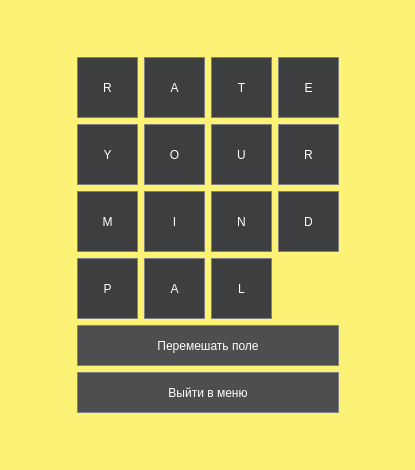
Above: RateYourMindPalWindow.ui from crookiech/programming_tech_lab05_4_sem before the change. Below: the same form after it.
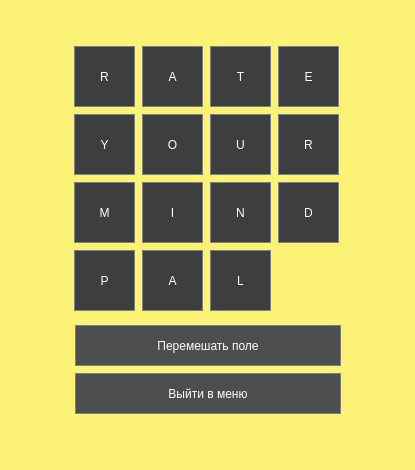
That is the form after the change.

What changed in the file:
```diff
--- a/RateYourMindPalWindow.ui
+++ b/RateYourMindPalWindow.ui
@@ -10,30 +10,47 @@
     <height>470</height>
    </rect>
   </property>
+  <property name="minimumSize">
+   <size>
+    <width>415</width>
+    <height>470</height>
+   </size>
+  </property>
+  <property name="maximumSize">
+   <size>
+    <width>415</width>
+    <height>470</height>
+   </size>
+  </property>
   <property name="windowTitle">
    <string>RateYourMindPalWindow</string>
   </property>
   <property name="styleSheet">
    <string notr="true">background-color: #fcf276;</string>
   </property>
-  <layout class="QGridLayout" name="gridLayout_4">
-   <item row="0" column="1">
-    <spacer name="verticalSpacer">
-     <property name="orientation">
-      <enum>Qt::Orientation::Vertical</enum>
-     </property>
-     <property name="sizeHint" stdset="0">
-      <size>
-       <width>20</width>
-       <height>30</height>
-      </size>
-     </property>
-    </spacer>
-   </item>
-   <item row="1" column="0">
-    <spacer name="horizontalSpacer">
-     <property name="styleSheet">
-      <string>QPushButton {
+  <widget class="QPushButton" name="pushButton_2">
+   <property name="geometry">
+    <rect>
+     <x>142</x>
+     <y>46</y>
+     <width>61</width>
+     <height>61</height>
+    </rect>
+   </property>
+   <property name="minimumSize">
+    <size>
+     <width>61</width>
+     <height>61</height>
+    </size>
+   </property>
+   <property name="maximumSize">
+    <size>
+     <width>70</width>
+     <height>61</height>
+    </size>
+   </property>
+   <property name="styleSheet">
+    <string notr="true">QPushButton {
 	font: 700 12pt &quot;Segoe UI&quot;;
 	font: 700 12pt &quot;Segoe UI&quot;;
   background-color: #3d3e3f; 
@@ -43,90 +60,71 @@
 QPushButton:pressed {
     background-color: #282829;
 }</string>
-     </property>
-     <property name="orientation">
-      <enum>Qt::Orientation::Horizontal</enum>
-     </property>
-     <property name="sizeHint" stdset="0">
-      <size>
-       <width>52</width>
-       <height>20</height>
-      </size>
-     </property>
-    </spacer>
-   </item>
-   <item row="1" column="1">
-    <layout class="QGridLayout" name="gridLayout_3">
-     <item row="1" column="0">
-      <layout class="QGridLayout" name="gridLayout_2">
-       <item row="0" column="0">
-        <widget class="QPushButton" name="pushButton_shuffle">
-         <property name="minimumSize">
-          <size>
-           <width>241</width>
-           <height>41</height>
-          </size>
-         </property>
-         <property name="styleSheet">
-          <string notr="true">QPushButton {
-	font: 700 10pt &quot;Segoe UI&quot;;
-  background-color: #4d4e4f; 
+   </property>
+   <property name="text">
+    <string>A</string>
+   </property>
+  </widget>
+  <widget class="QPushButton" name="pushButton_8">
+   <property name="geometry">
+    <rect>
+     <x>278</x>
+     <y>114</y>
+     <width>61</width>
+     <height>61</height>
+    </rect>
+   </property>
+   <property name="minimumSize">
+    <size>
+     <width>61</width>
+     <height>61</height>
+    </size>
+   </property>
+   <property name="maximumSize">
+    <size>
+     <width>70</width>
+     <height>61</height>
+    </size>
+   </property>
+   <property name="styleSheet">
+    <string notr="true">QPushButton {
+	font: 700 12pt &quot;Segoe UI&quot;;
+	font: 700 12pt &quot;Segoe UI&quot;;
+  background-color: #3d3e3f; 
   border: 1px solid gray;
   color: white;
 }
 QPushButton:pressed {
     background-color: #282829;
 }</string>
-         </property>
-         <property name="text">
-          <string>Перемешать поле</string>
-         </property>
-        </widget>
-       </item>
-       <item row="1" column="0">
-        <widget class="QPushButton" name="pushButton_exit">
-         <property name="minimumSize">
-          <size>
-           <width>239</width>
-           <height>41</height>
-          </size>
-         </property>
-         <property name="styleSheet">
-          <string notr="true">QPushButton {
-	font: 700 10pt &quot;Segoe UI&quot;;
-  background-color: #4d4e4f; 
-  border: 1px solid gray;
-  color: white;
-}
-QPushButton:pressed {
-    background-color: #282829;
-}</string>
-         </property>
-         <property name="text">
-          <string>Выйти в меню</string>
-         </property>
-        </widget>
-       </item>
-      </layout>
-     </item>
-     <item row="0" column="0">
-      <layout class="QGridLayout" name="gridLayout">
-       <item row="0" column="0">
-        <widget class="QPushButton" name="pushButton_1">
-         <property name="minimumSize">
-          <size>
-           <width>61</width>
-           <height>61</height>
-          </size>
-         </property>
-         <property name="maximumSize">
-          <size>
-           <width>70</width>
-           <height>61</height>
-          </size>
-         </property>
-         <property name="styleSheet">
-          <string notr="true">QPushButton {
+   </property>
+   <property name="text">
+    <string>R</string>
+   </property>
+  </widget>
+  <widget class="QPushButton" name="pushButton_1">
+   <property name="geometry">
+    <rect>
+     <x>74</x>
+     <y>46</y>
+     <width>61</width>
+     <height>61</height>
+    </rect>
+   </property>
+   <property name="minimumSize">
+    <size>
+     <width>61</width>
+     <height>61</height>
+    </size>
+   </property>
+   <property name="maximumSize">
+    <size>
+     <width>70</width>
+     <height>61</height>
+    </size>
+   </property>
+   <property name="styleSheet">
+    <string notr="true">QPushButton {
 	font: 700 12pt &quot;Segoe UI&quot;;
 	font: 700 12pt &quot;Segoe UI&quot;;
   background-color: #3d3e3f; 
@@ -136,28 +134,34 @@
 QPushButton:pressed {
     background-color: #282829;
 }</string>
-         </property>
-         <property name="text">
-          <string>R</string>
-         </property>
-        </widget>
-       </item>
-       <item row="0" column="1">
-        <widget class="QPushButton" name="pushButton_2">
-         <property name="minimumSize">
-          <size>
-           <width>61</width>
-           <height>61</height>
-          </size>
-         </property>
-         <property name="maximumSize">
-          <size>
-           <width>70</width>
-           <height>61</height>
-          </size>
-         </property>
-         <property name="styleSheet">
-          <string notr="true">QPushButton {
+   </property>
+   <property name="text">
+    <string>R</string>
+   </property>
+  </widget>
+  <widget class="QPushButton" name="pushButton_9">
+   <property name="geometry">
+    <rect>
+     <x>74</x>
+     <y>182</y>
+     <width>61</width>
+     <height>61</height>
+    </rect>
+   </property>
+   <property name="minimumSize">
+    <size>
+     <width>61</width>
+     <height>61</height>
+    </size>
+   </property>
+   <property name="maximumSize">
+    <size>
+     <width>70</width>
+     <height>61</height>
+    </size>
+   </property>
+   <property name="styleSheet">
+    <string notr="true">QPushButton {
 	font: 700 12pt &quot;Segoe UI&quot;;
 	font: 700 12pt &quot;Segoe UI&quot;;
   background-color: #3d3e3f; 
@@ -167,28 +171,34 @@
 QPushButton:pressed {
     background-color: #282829;
 }</string>
-         </property>
-         <property name="text">
-          <string>A</string>
-         </property>
-        </widget>
-       </item>
-       <item row="0" column="2">
-        <widget class="QPushButton" name="pushButton_3">
-         <property name="minimumSize">
-          <size>
-           <width>61</width>
-           <height>61</height>
-          </size>
-         </property>
-         <property name="maximumSize">
-          <size>
-           <width>70</width>
-           <height>61</height>
-          </size>
-         </property>
-         <property name="styleSheet">
-          <string notr="true">QPushButton {
+   </property>
+   <property name="text">
+    <string>M</string>
+   </property>
+  </widget>
+  <widget class="QPushButton" name="pushButton_5">
+   <property name="geometry">
+    <rect>
+     <x>74</x>
+     <y>114</y>
+     <width>61</width>
+     <height>61</height>
+    </rect>
+   </property>
+   <property name="minimumSize">
+    <size>
+     <width>61</width>
+     <height>61</height>
+    </size>
+   </property>
+   <property name="maximumSize">
+    <size>
+     <width>70</width>
+     <height>61</height>
+    </size>
+   </property>
+   <property name="styleSheet">
+    <string notr="true">QPushButton {
 	font: 700 12pt &quot;Segoe UI&quot;;
 	font: 700 12pt &quot;Segoe UI&quot;;
   background-color: #3d3e3f; 
@@ -198,28 +208,34 @@
 QPushButton:pressed {
     background-color: #282829;
 }</string>
-         </property>
-         <property name="text">
-          <string>T</string>
-         </property>
-        </widget>
-       </item>
-       <item row="0" column="3">
-        <widget class="QPushButton" name="pushButton_4">
-         <property name="minimumSize">
-          <size>
-           <width>61</width>
-           <height>61</height>
-          </size>
-         </property>
-         <property name="maximumSize">
-          <size>
-           <width>70</width>
-           <height>61</height>
-          </size>
-         </property>
-         <property name="styleSheet">
-          <string notr="true">QPushButton {
+   </property>
+   <property name="text">
+    <string>Y</string>
+   </property>
+  </widget>
+  <widget class="QPushButton" name="pushButton_14">
+   <property name="geometry">
+    <rect>
+     <x>142</x>
+     <y>250</y>
+     <width>61</width>
+     <height>61</height>
+    </rect>
+   </property>
+   <property name="minimumSize">
+    <size>
+     <width>61</width>
+     <height>61</height>
+    </size>
+   </property>
+   <property name="maximumSize">
+    <size>
+     <width>70</width>
+     <height>61</height>
+    </size>
+   </property>
+   <property name="styleSheet">
+    <string notr="true">QPushButton {
 	font: 700 12pt &quot;Segoe UI&quot;;
 	font: 700 12pt &quot;Segoe UI&quot;;
   background-color: #3d3e3f; 
@@ -229,28 +245,34 @@
 QPushButton:pressed {
     background-color: #282829;
 }</string>
-         </property>
-         <property name="text">
-          <string>E</string>
-         </property>
-        </widget>
-       </item>
-       <item row="1" column="0">
-        <widget class="QPushButton" name="pushButton_5">
-         <property name="minimumSize">
-          <size>
-           <width>61</width>
-           <height>61</height>
-          </size>
-         </property>
-         <property name="maximumSize">
-          <size>
-           <width>70</width>
-           <height>61</height>
-          </size>
-         </property>
-         <property name="styleSheet">
-          <string notr="true">QPushButton {
+   </property>
+   <property name="text">
+    <string>A</string>
+   </property>
+  </widget>
+  <widget class="QPushButton" name="pushButton_7">
+   <property name="geometry">
+    <rect>
+     <x>210</x>
+     <y>114</y>
+     <width>61</width>
+     <height>61</height>
+    </rect>
+   </property>
+   <property name="minimumSize">
+    <size>
+     <width>61</width>
+     <height>61</height>
+    </size>
+   </property>
+   <property name="maximumSize">
+    <size>
+     <width>70</width>
+     <height>61</height>
+    </size>
+   </property>
+   <property name="styleSheet">
+    <string notr="true">QPushButton {
 	font: 700 12pt &quot;Segoe UI&quot;;
 	font: 700 12pt &quot;Segoe UI&quot;;
   background-color: #3d3e3f; 
@@ -260,28 +282,34 @@
 QPushButton:pressed {
     background-color: #282829;
 }</string>
-         </property>
-         <property name="text">
-          <string>Y</string>
-         </property>
-        </widget>
-       </item>
-       <item row="1" column="1">
-        <widget class="QPushButton" name="pushButton_6">
-         <property name="minimumSize">
-          <size>
-           <width>61</width>
-           <height>61</height>
-          </size>
-         </property>
-         <property name="maximumSize">
-          <size>
-           <width>70</width>
-           <height>61</height>
-          </size>
-         </property>
-         <property name="styleSheet">
-          <string notr="true">QPushButton {
+   </property>
+   <property name="text">
+    <string>U</string>
+   </property>
+  </widget>
+  <widget class="QPushButton" name="pushButton_11">
+   <property name="geometry">
+    <rect>
+     <x>210</x>
+     <y>182</y>
+     <width>61</width>
+     <height>61</height>
+    </rect>
+   </property>
+   <property name="minimumSize">
+    <size>
+     <width>61</width>
+     <height>61</height>
+    </size>
+   </property>
+   <property name="maximumSize">
+    <size>
+     <width>70</width>
+     <height>61</height>
+    </size>
+   </property>
+   <property name="styleSheet">
+    <string notr="true">QPushButton {
 	font: 700 12pt &quot;Segoe UI&quot;;
 	font: 700 12pt &quot;Segoe UI&quot;;
   background-color: #3d3e3f; 
@@ -291,28 +319,34 @@
 QPushButton:pressed {
     background-color: #282829;
 }</string>
-         </property>
-         <property name="text">
-          <string>O</string>
-         </property>
-        </widget>
-       </item>
-       <item row="1" column="2">
-        <widget class="QPushButton" name="pushButton_7">
-         <property name="minimumSize">
-          <size>
-           <width>61</width>
-           <height>61</height>
-          </size>
-         </property>
-         <property name="maximumSize">
-          <size>
-           <width>70</width>
-           <height>61</height>
-          </size>
-         </property>
-         <property name="styleSheet">
-          <string notr="true">QPushButton {
+   </property>
+   <property name="text">
+    <string>N</string>
+   </property>
+  </widget>
+  <widget class="QPushButton" name="pushButton_15">
+   <property name="geometry">
+    <rect>
+     <x>210</x>
+     <y>250</y>
+     <width>61</width>
+     <height>61</height>
+    </rect>
+   </property>
+   <property name="minimumSize">
+    <size>
+     <width>61</width>
+     <height>61</height>
+    </size>
+   </property>
+   <property name="maximumSize">
+    <size>
+     <width>70</width>
+     <height>61</height>
+    </size>
+   </property>
+   <property name="styleSheet">
+    <string notr="true">QPushButton {
 	font: 700 12pt &quot;Segoe UI&quot;;
 	font: 700 12pt &quot;Segoe UI&quot;;
   background-color: #3d3e3f; 
@@ -322,28 +356,34 @@
 QPushButton:pressed {
     background-color: #282829;
 }</string>
-         </property>
-         <property name="text">
-          <string>U</string>
-         </property>
-        </widget>
-       </item>
-       <item row="1" column="3">
-        <widget class="QPushButton" name="pushButton_8">
-         <property name="minimumSize">
-          <size>
-           <width>61</width>
-           <height>61</height>
-          </size>
-         </property>
-         <property name="maximumSize">
-          <size>
-           <width>70</width>
-           <height>61</height>
-          </size>
-         </property>
-         <property name="styleSheet">
-          <string notr="true">QPushButton {
+   </property>
+   <property name="text">
+    <string>L</string>
+   </property>
+  </widget>
+  <widget class="QPushButton" name="pushButton_13">
+   <property name="geometry">
+    <rect>
+     <x>74</x>
+     <y>250</y>
+     <width>61</width>
+     <height>61</height>
+    </rect>
+   </property>
+   <property name="minimumSize">
+    <size>
+     <width>61</width>
+     <height>61</height>
+    </size>
+   </property>
+   <property name="maximumSize">
+    <size>
+     <width>70</width>
+     <height>61</height>
+    </size>
+   </property>
+   <property name="styleSheet">
+    <string notr="true">QPushButton {
 	font: 700 12pt &quot;Segoe UI&quot;;
 	font: 700 12pt &quot;Segoe UI&quot;;
   background-color: #3d3e3f; 
@@ -353,28 +393,34 @@
 QPushButton:pressed {
     background-color: #282829;
 }</string>
-         </property>
-         <property name="text">
-          <string>R</string>
-         </property>
-        </widget>
-       </item>
-       <item row="2" column="0">
-        <widget class="QPushButton" name="pushButton_9">
-         <property name="minimumSize">
-          <size>
-           <width>61</width>
-           <height>61</height>
-          </size>
-         </property>
-         <property name="maximumSize">
-          <size>
-           <width>70</width>
-           <height>61</height>
-          </size>
-         </property>
-         <property name="styleSheet">
-          <string notr="true">QPushButton {
+   </property>
+   <property name="text">
+    <string>P</string>
+   </property>
+  </widget>
+  <widget class="QPushButton" name="pushButton_10">
+   <property name="geometry">
+    <rect>
+     <x>142</x>
+     <y>182</y>
+     <width>61</width>
+     <height>61</height>
+    </rect>
+   </property>
+   <property name="minimumSize">
+    <size>
+     <width>61</width>
+     <height>61</height>
+    </size>
+   </property>
+   <property name="maximumSize">
+    <size>
+     <width>70</width>
+     <height>61</height>
+    </size>
+   </property>
+   <property name="styleSheet">
+    <string notr="true">QPushButton {
 	font: 700 12pt &quot;Segoe UI&quot;;
 	font: 700 12pt &quot;Segoe UI&quot;;
   background-color: #3d3e3f; 
@@ -384,28 +430,34 @@
 QPushButton:pressed {
     background-color: #282829;
 }</string>
-         </property>
-         <property name="text">
-          <string>M</string>
-         </property>
-        </widget>
-       </item>
-       <item row="2" column="1">
-        <widget class="QPushButton" name="pushButton_10">
-         <property name="minimumSize">
-          <size>
-           <width>61</width>
-           <height>61</height>
-          </size>
-         </property>
-         <property name="maximumSize">
-          <size>
-           <width>70</width>
-           <height>61</height>
-          </size>
-         </property>
-         <property name="styleSheet">
-          <string notr="true">QPushButton {
+   </property>
+   <property name="text">
+    <string>I</string>
+   </property>
+  </widget>
+  <widget class="QPushButton" name="pushButton_4">
+   <property name="geometry">
+    <rect>
+     <x>278</x>
+     <y>46</y>
+     <width>61</width>
+     <height>61</height>
+    </rect>
+   </property>
+   <property name="minimumSize">
+    <size>
+     <width>61</width>
+     <height>61</height>
+    </size>
+   </property>
+   <property name="maximumSize">
+    <size>
+     <width>70</width>
+     <height>61</height>
+    </size>
+   </property>
+   <property name="styleSheet">
+    <string notr="true">QPushButton {
 	font: 700 12pt &quot;Segoe UI&quot;;
 	font: 700 12pt &quot;Segoe UI&quot;;
   background-color: #3d3e3f; 
@@ -415,28 +467,34 @@
 QPushButton:pressed {
     background-color: #282829;
 }</string>
-         </property>
-         <property name="text">
-          <string>I</string>
-         </property>
-        </widget>
-       </item>
-       <item row="2" column="2">
-        <widget class="QPushButton" name="pushButton_11">
-         <property name="minimumSize">
-          <size>
-           <width>61</width>
-           <height>61</height>
-          </size>
-         </property>
-         <property name="maximumSize">
-          <size>
-           <width>70</width>
-           <height>61</height>
-          </size>
-         </property>
-         <property name="styleSheet">
-          <string notr="true">QPushButton {
+   </property>
+   <property name="text">
+    <string>E</string>
+   </property>
+  </widget>
+  <widget class="QPushButton" name="pushButton_12">
+   <property name="geometry">
+    <rect>
+     <x>278</x>
+     <y>182</y>
+     <width>61</width>
+     <height>61</height>
+    </rect>
+   </property>
+   <property name="minimumSize">
+    <size>
+     <width>61</width>
+     <height>61</height>
+    </size>
+   </property>
+   <property name="maximumSize">
+    <size>
+     <width>70</width>
+     <height>61</height>
+    </size>
+   </property>
+   <property name="styleSheet">
+    <string notr="true">QPushButton {
 	font: 700 12pt &quot;Segoe UI&quot;;
 	font: 700 12pt &quot;Segoe UI&quot;;
   background-color: #3d3e3f; 
@@ -446,28 +504,34 @@
 QPushButton:pressed {
     background-color: #282829;
 }</string>
-         </property>
-         <property name="text">
-          <string>N</string>
-         </property>
-        </widget>
-       </item>
-       <item row="2" column="3">
-        <widget class="QPushButton" name="pushButton_12">
-         <property name="minimumSize">
-          <size>
-           <width>61</width>
-           <height>61</height>
-          </size>
-         </property>
-         <property name="maximumSize">
-          <size>
-           <width>70</width>
-           <height>61</height>
-          </size>
-         </property>
-         <property name="styleSheet">
-          <string notr="true">QPushButton {
+   </property>
+   <property name="text">
+    <string>D</string>
+   </property>
+  </widget>
+  <widget class="QPushButton" name="pushButton_3">
+   <property name="geometry">
+    <rect>
+     <x>210</x>
+     <y>46</y>
+     <width>61</width>
+     <height>61</height>
+    </rect>
+   </property>
+   <property name="minimumSize">
+    <size>
+     <width>61</width>
+     <height>61</height>
+    </size>
+   </property>
+   <property name="maximumSize">
+    <size>
+     <width>70</width>
+     <height>61</height>
+    </size>
+   </property>
+   <property name="styleSheet">
+    <string notr="true">QPushButton {
 	font: 700 12pt &quot;Segoe UI&quot;;
 	font: 700 12pt &quot;Segoe UI&quot;;
   background-color: #3d3e3f; 
@@ -477,28 +541,34 @@
 QPushButton:pressed {
     background-color: #282829;
 }</string>
-         </property>
-         <property name="text">
-          <string>D</string>
-         </property>
-        </widget>
-       </item>
-       <item row="3" column="0">
-        <widget class="QPushButton" name="pushButton_13">
-         <property name="minimumSize">
-          <size>
-           <width>61</width>
-           <height>61</height>
-          </size>
-         </property>
-         <property name="maximumSize">
-          <size>
-           <width>70</width>
-           <height>61</height>
-          </size>
-         </property>
-         <property name="styleSheet">
-          <string notr="true">QPushButton {
+   </property>
+   <property name="text">
+    <string>T</string>
+   </property>
+  </widget>
+  <widget class="QPushButton" name="pushButton_6">
+   <property name="geometry">
+    <rect>
+     <x>142</x>
+     <y>114</y>
+     <width>61</width>
+     <height>61</height>
+    </rect>
+   </property>
+   <property name="minimumSize">
+    <size>
+     <width>61</width>
+     <height>61</height>
+    </size>
+   </property>
+   <property name="maximumSize">
+    <size>
+     <width>70</width>
+     <height>61</height>
+    </size>
+   </property>
+   <property name="styleSheet">
+    <string notr="true">QPushButton {
 	font: 700 12pt &quot;Segoe UI&quot;;
 	font: 700 12pt &quot;Segoe UI&quot;;
   background-color: #3d3e3f; 
@@ -508,105 +578,71 @@
 QPushButton:pressed {
     background-color: #282829;
 }</string>
-         </property>
-         <property name="text">
-          <string>P</string>
-         </property>
-        </widget>
-       </item>
-       <item row="3" column="1">
-        <widget class="QPushButton" name="pushButton_14">
-         <property name="minimumSize">
-          <size>
-           <width>61</width>
-           <height>61</height>
-          </size>
-         </property>
-         <property name="maximumSize">
-          <size>
-           <width>70</width>
-           <height>61</height>
-          </size>
-         </property>
-         <property name="styleSheet">
-          <string notr="true">QPushButton {
-	font: 700 12pt &quot;Segoe UI&quot;;
-	font: 700 12pt &quot;Segoe UI&quot;;
-  background-color: #3d3e3f; 
+   </property>
+   <property name="text">
+    <string>O</string>
+   </property>
+  </widget>
+  <widget class="QPushButton" name="pushButton_shuffle">
+   <property name="geometry">
+    <rect>
+     <x>75</x>
+     <y>325</y>
+     <width>266</width>
+     <height>41</height>
+    </rect>
+   </property>
+   <property name="minimumSize">
+    <size>
+     <width>241</width>
+     <height>41</height>
+    </size>
+   </property>
+   <property name="styleSheet">
+    <string notr="true">QPushButton {
+	font: 700 10pt &quot;Segoe UI&quot;;
+  background-color: #4d4e4f; 
   border: 1px solid gray;
   color: white;
 }
 QPushButton:pressed {
     background-color: #282829;
 }</string>
-         </property>
-         <property name="text">
-          <string>A</string>
-         </property>
-        </widget>
-       </item>
-       <item row="3" column="2">
-        <widget class="QPushButton" name="pushButton_15">
-         <property name="minimumSize">
-          <size>
-           <width>61</width>
-           <height>61</height>
-          </size>
-         </property>
-         <property name="maximumSize">
-          <size>
-           <width>70</width>
-           <height>61</height>
-          </size>
-         </property>
-         <property name="styleSheet">
-          <string notr="true">QPushButton {
-	font: 700 12pt &quot;Segoe UI&quot;;
-	font: 700 12pt &quot;Segoe UI&quot;;
-  background-color: #3d3e3f; 
+   </property>
+   <property name="text">
+    <string>Перемешать поле</string>
+   </property>
+  </widget>
+  <widget class="QPushButton" name="pushButton_exit">
+   <property name="geometry">
+    <rect>
+     <x>75</x>
+     <y>373</y>
+     <width>266</width>
+     <height>41</height>
+    </rect>
+   </property>
+   <property name="minimumSize">
+    <size>
+     <width>239</width>
+     <height>41</height>
+    </size>
+   </property>
+   <property name="styleSheet">
+    <string notr="true">QPushButton {
+	font: 700 10pt &quot;Segoe UI&quot;;
+  background-color: #4d4e4f; 
   border: 1px solid gray;
   color: white;
 }
 QPushButton:pressed {
     background-color: #282829;
 }</string>
-         </property>
-         <property name="text">
-          <string>L</string>
-         </property>
-        </widget>
-       </item>
-      </layout>
-     </item>
-    </layout>
-   </item>
-   <item row="1" column="2">
-    <spacer name="horizontalSpacer_2">
-     <property name="orientation">
-      <enum>Qt::Orientation::Horizontal</enum>
-     </property>
-     <property name="sizeHint" stdset="0">
-      <size>
-       <width>52</width>
-       <height>20</height>
-      </size>
-     </property>
-    </spacer>
-   </item>
-   <item row="2" column="1">
-    <spacer name="verticalSpacer_2">
-     <property name="orientation">
-      <enum>Qt::Orientation::Vertical</enum>
-     </property>
-     <property name="sizeHint" stdset="0">
-      <size>
-       <width>20</width>
-       <height>31</height>
-      </size>
-     </property>
-    </spacer>
-   </item>
-  </layout>
+   </property>
+   <property name="text">
+    <string>Выйти в меню</string>
+   </property>
+  </widget>
  </widget>
  <resources/>
  <connections/>
```
